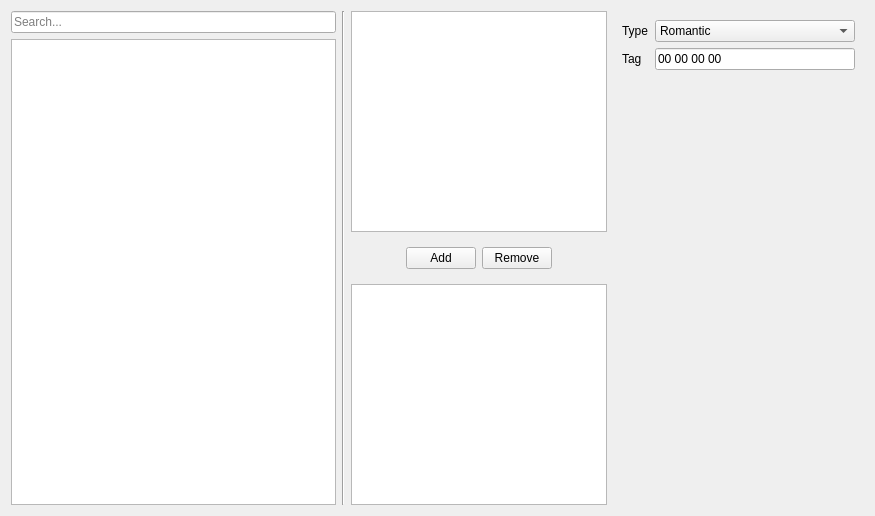
Before: the Qt Designer form ui/fe14_support_editor.ui in thane98/paragon, drawn with Qt 5.
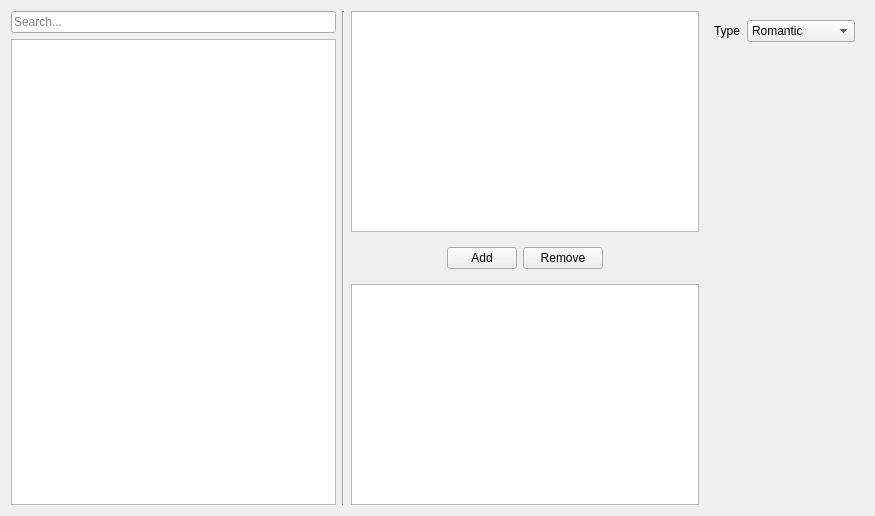
After: the same form once the commit is applied.

Commit message: Support editor UI and fixing bugs from testing.

Patch:
```diff
--- a/ui/fe14_support_editor.ui
+++ b/ui/fe14_support_editor.ui
@@ -18,6 +18,18 @@
     <layout class="QVBoxLayout" name="verticalLayout">
      <item>
       <widget class="QLineEdit" name="lineEdit">
+       <property name="sizePolicy">
+        <sizepolicy hsizetype="Fixed" vsizetype="Fixed">
+         <horstretch>0</horstretch>
+         <verstretch>0</verstretch>
+        </sizepolicy>
+       </property>
+       <property name="maximumSize">
+        <size>
+         <width>325</width>
+         <height>16777215</height>
+        </size>
+       </property>
        <property name="placeholderText">
         <string>Search...</string>
        </property>
@@ -95,7 +107,7 @@
          <widget class="QPushButton" name="pushButton_3">
           <property name="maximumSize">
            <size>
-            <width>70</width>
+            <width>90</width>
             <height>16777215</height>
            </size>
           </property>
@@ -159,20 +171,6 @@
         </item>
        </widget>
       </item>
-      <item row="1" column="0">
-       <widget class="QLabel" name="label_2">
-        <property name="text">
-         <string>Tag</string>
-        </property>
-       </widget>
-      </item>
-      <item row="1" column="1">
-       <widget class="QLineEdit" name="lineEdit_2">
-        <property name="inputMask">
-         <string>HH HH HH HH;0</string>
-        </property>
-       </widget>
-      </item>
      </layout>
     </widget>
    </item>
```
The commit also changes 4 other files.
